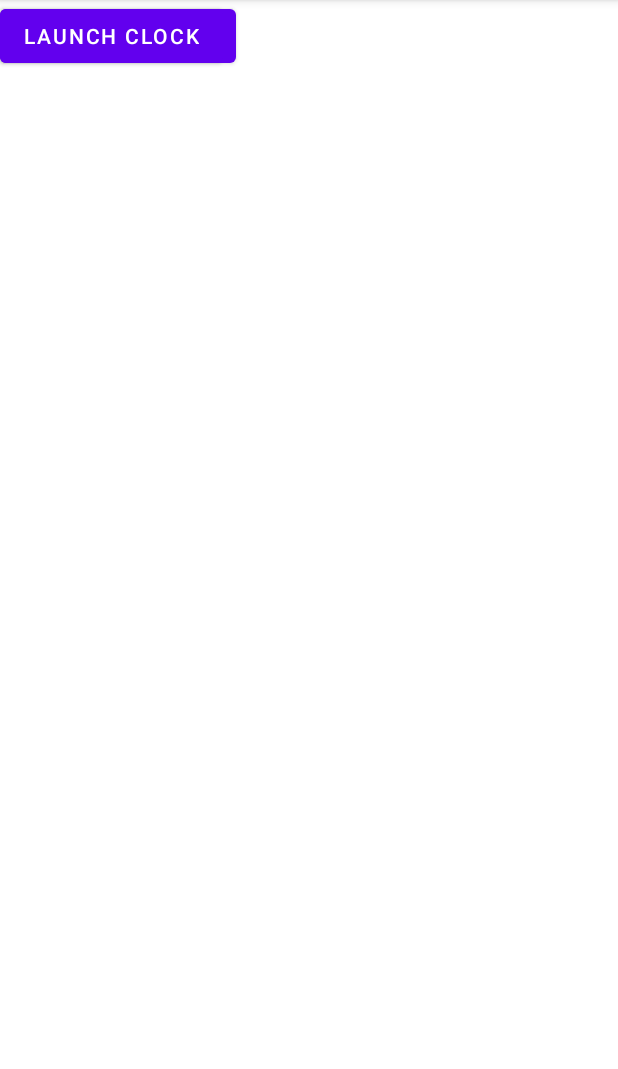
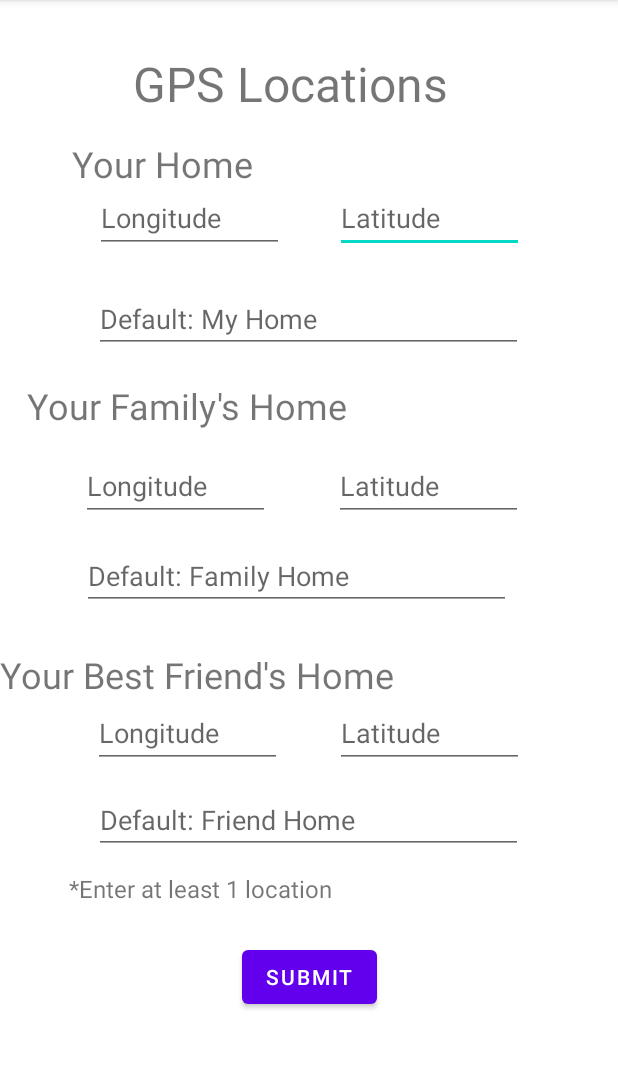
Before and after one commit to CSE-110-Winter-2023/cse-110-project-cse-110-team-22, an Android app: the screen it shows after launch (MainActivity), on a phone screen of 412 x 824 dp, the part 84-1153 px from its top. Run offline under Robolectric (Android 15) with nearby library versions, the phone set to English and light mode, and no system bars.

Commit message:
inputUI1

```diff
--- a/app/src/main/java/edu/ucsd/cse110/cse110lab4part5/ClockActivity.java
+++ /dev/null
@@ -1,14 +0,0 @@
-package edu.ucsd.cse110.cse110lab4part5;
-
-import androidx.appcompat.app.AppCompatActivity;
-
-import android.os.Bundle;
-
-public class ClockActivity extends AppCompatActivity {
-
-    @Override
-    protected void onCreate(Bundle savedInstanceState) {
-        super.onCreate(savedInstanceState);
-        setContentView(R.layout.activity_clock);
-    }
-}
--- a/app/src/main/java/edu/ucsd/cse110/cse110lab4part5/MainActivity.java
+++ b/app/src/main/java/edu/ucsd/cse110/cse110lab4part5/MainActivity.java
@@ -11,16 +11,10 @@ public class MainActivity extends AppCompatActivity {
     @Override
     protected void onCreate(Bundle savedInstanceState) {
         super.onCreate(savedInstanceState);
-        setContentView(R.layout.activity_main);
+        setContentView(R.layout.activity_input_coordinate);
+    }
+    public void submit_alert(View view) {
+        Utilities.showAlert(this, "Testing");
     }
 
-    public void goToRotate(View view) {
-        Intent intent = new Intent(this, RotateActivity.class);
-        startActivity(intent);
-    }
-
-    public void goToClock(View view) {
-        Intent intent = new Intent(this, ClockActivity.class);
-        startActivity(intent);
-    }
 }
--- /dev/null
+++ b/app/src/main/java/edu/ucsd/cse110/cse110lab4part5/Utilities.java
@@ -0,0 +1,26 @@
+package edu.ucsd.cse110.cse110lab4part5;
+
+
+import android.app.Activity;
+import android.app.AlertDialog;
+
+import java.util.Optional;
+
+
+public class Utilities {
+    public static void showAlert(Activity activity, String message){
+        AlertDialog.Builder alertBuilder = new AlertDialog.Builder(activity);
+
+        alertBuilder.setTitle("Alert!")
+                .setMessage(message)
+                .setPositiveButton("Ok",(dialog, id) -> {
+            dialog.cancel();
+        })
+            .setCancelable(true);
+
+        AlertDialog alertDialog = alertBuilder.create();
+        alertDialog.show();
+
+    }
+
+}
--- a/app/src/main/java/edu/ucsd/cse110/cse110lab4part5/RotateActivity.java
+++ b/app/src/main/java/edu/ucsd/cse110/cse110lab4part5/inputCoordinateActivity.java
@@ -1,14 +1,15 @@
 package edu.ucsd.cse110.cse110lab4part5;
+
+import android.os.Bundle;
 
 import androidx.appcompat.app.AppCompatActivity;
 
-import android.os.Bundle;
-
-public class RotateActivity extends AppCompatActivity {
+public class inputCoordinateActivity extends AppCompatActivity {
 
     @Override
     protected void onCreate(Bundle savedInstanceState) {
         super.onCreate(savedInstanceState);
-        setContentView(R.layout.activity_rotate);
+        setContentView(R.layout.activity_input_coordinate);
     }
+
 }
--- a/app/src/main/res/layout/activity_clock.xml
+++ /dev/null
@@ -1,25 +0,0 @@
-<?xml version="1.0" encoding="utf-8"?>
-<androidx.constraintlayout.widget.ConstraintLayout xmlns:android="http://schemas.android.com/apk/res/android"
-    xmlns:app="http://schemas.android.com/apk/res-auto"
-    xmlns:tools="http://schemas.android.com/tools"
-    android:layout_width="0dp"
-    android:layout_height="0dp"
-    android:layout_constraintDimensionRatio="1"
-    tools:context=".ClockActivity">
-
-    <ImageView
-        android:id="@+id/clockface"
-        android:layout_width="wrap_content"
-        android:layout_height="wrap_content"
-        app:srcCompat="@drawable/clock_face"
-        tools:layout_editor_absoluteX="0dp"
-        tools:layout_editor_absoluteY="0dp" />
-
-    <ImageView
-        android:id="@+id/sadandroid"
-        android:layout_width="153dp"
-        android:layout_height="197dp"
-        app:srcCompat="@drawable/sad_android"
-        tools:layout_editor_absoluteX="85dp"
-        tools:layout_editor_absoluteY="457dp" />
-</androidx.constraintlayout.widget.ConstraintLayout>
--- /dev/null
+++ b/app/src/main/res/layout/activity_input_coordinate.xml
@@ -0,0 +1,218 @@
+<?xml version="1.0" encoding="utf-8"?>
+<androidx.constraintlayout.widget.ConstraintLayout xmlns:android="http://schemas.android.com/apk/res/android"
+    xmlns:app="http://schemas.android.com/apk/res-auto"
+    xmlns:tools="http://schemas.android.com/tools"
+    android:layout_width="match_parent"
+    android:layout_height="match_parent"
+    tools:context=".inputCoordinateActivity">
+
+
+    <EditText
+        android:id="@+id/latitude_home"
+        android:layout_width="126dp"
+        android:layout_height="46dp"
+        android:ems="10"
+        android:hint="Latitude"
+        android:inputType="textPersonName"
+        app:layout_constraintBottom_toBottomOf="parent"
+        app:layout_constraintEnd_toEndOf="parent"
+        app:layout_constraintHorizontal_bias="0.782"
+        app:layout_constraintStart_toStartOf="parent"
+        app:layout_constraintTop_toTopOf="parent"
+        app:layout_constraintVertical_bias="0.17" />
+
+    <EditText
+        android:id="@+id/longitude_home"
+        android:layout_width="126dp"
+        android:layout_height="46dp"
+        android:ems="10"
+        android:hint="Longitude"
+        android:inputType="textPersonName"
+        app:layout_constraintBottom_toBottomOf="parent"
+        app:layout_constraintEnd_toEndOf="parent"
+        app:layout_constraintHorizontal_bias="0.221"
+        app:layout_constraintStart_toStartOf="parent"
+        app:layout_constraintTop_toTopOf="parent"
+        app:layout_constraintVertical_bias="0.17" />
+
+    <EditText
+        android:id="@+id/label_name"
+        android:layout_width="286dp"
+        android:layout_height="45dp"
+        android:ems="10"
+        android:hint="Default: My Home"
+        android:inputType="textPersonName"
+        app:layout_constraintBottom_toBottomOf="parent"
+        app:layout_constraintEnd_toEndOf="parent"
+        app:layout_constraintHorizontal_bias="0.496"
+        app:layout_constraintStart_toStartOf="parent"
+        app:layout_constraintTop_toTopOf="parent"
+        app:layout_constraintVertical_bias="0.263" />
+
+    <Button
+        android:id="@+id/submit"
+        android:layout_width="wrap_content"
+        android:layout_height="wrap_content"
+        android:text="Submit"
+        android:onClick="submit_alert"
+        app:layout_constraintBottom_toBottomOf="parent"
+        app:layout_constraintEnd_toEndOf="parent"
+        app:layout_constraintStart_toStartOf="parent"
+        app:layout_constraintTop_toTopOf="parent"
+        app:layout_constraintVertical_bias="0.871"
+        tools:ignore="OnClick" />
+
+
+    <EditText
+        android:id="@+id/latitude_family"
+        android:layout_width="126dp"
+        android:layout_height="46dp"
+        android:ems="10"
+        android:hint="Latitude"
+        android:inputType="textPersonName"
+        app:layout_constraintBottom_toBottomOf="parent"
+        app:layout_constraintEnd_toEndOf="parent"
+        app:layout_constraintHorizontal_bias="0.778"
+        app:layout_constraintStart_toStartOf="parent"
+        app:layout_constraintTop_toTopOf="parent"
+        app:layout_constraintVertical_bias="0.417" />
+
+    <EditText
+        android:id="@+id/longitude_friend"
+        android:layout_width="126dp"
+        android:layout_height="46dp"
+        android:ems="10"
+        android:hint="Longitude"
+        android:inputType="textPersonName"
+        app:layout_constraintBottom_toBottomOf="parent"
+        app:layout_constraintEnd_toEndOf="parent"
+        app:layout_constraintHorizontal_bias="0.217"
+        app:layout_constraintStart_toStartOf="parent"
+        app:layout_constraintTop_toTopOf="parent"
+        app:layout_constraintVertical_bias="0.645" />
+
+    <EditText
+        android:id="@+id/label_family"
+        android:layout_width="286dp"
+        android:layout_height="45dp"
+        android:ems="10"
+        android:hint="Default: Family Home"
+        android:inputType="textPersonName"
+        app:layout_constraintBottom_toBottomOf="parent"
+        app:layout_constraintEnd_toEndOf="parent"
+        app:layout_constraintHorizontal_bias="0.432"
+        app:layout_constraintStart_toStartOf="parent"
+        app:layout_constraintTop_toTopOf="parent" />
+
+    <EditText
+        android:id="@+id/latitude_friend"
+        android:layout_width="126dp"
+        android:layout_height="46dp"
+        android:ems="10"
+        android:hint="Latitude"
+        android:inputType="textPersonName"
+        app:layout_constraintBottom_toBottomOf="parent"
+        app:layout_constraintEnd_toEndOf="parent"
+        app:layout_constraintHorizontal_bias="0.782"
+        app:layout_constraintStart_toStartOf="parent"
+        app:layout_constraintTop_toTopOf="parent"
+        app:layout_constraintVertical_bias="0.645" />
+
+    <EditText
+        android:id="@+id/longitude_family"
+        android:layout_width="126dp"
+        android:layout_height="46dp"
+        android:ems="10"
+        android:hint="Longitude"
+        android:inputType="textPersonName"
+        app:layout_constraintBottom_toBottomOf="parent"
+        app:layout_constraintEnd_toEndOf="parent"
+        app:layout_constraintHorizontal_bias="0.189"
+        app:layout_constraintStart_toStartOf="parent"
+        app:layout_constraintTop_toTopOf="parent"
+        app:layout_constraintVertical_bias="0.417" />
+
+    <EditText
+        android:id="@+id/label_friend"
+        android:layout_width="286dp"
+        android:layout_height="45dp"
+        android:ems="10"
+        android:hint="Default: Friend Home"
+        android:inputType="textPersonName"
+        app:layout_constraintBottom_toBottomOf="parent"
+        app:layout_constraintEnd_toEndOf="parent"
+        app:layout_constraintHorizontal_bias="0.496"
+        app:layout_constraintStart_toStartOf="parent"
+        app:layout_constraintTop_toTopOf="parent"
+        app:layout_constraintVertical_bias="0.725" />
+
+    <TextView
+        android:id="@+id/gps_location"
+        android:layout_width="wrap_content"
+        android:layout_height="wrap_content"
+        android:layout_marginStart="151dp"
+        android:layout_marginTop="25dp"
+        android:layout_marginEnd="176dp"
+        android:layout_marginBottom="7dp"
+        android:text="GPS Locations"
+        android:textSize="32dp"
+        app:layout_constraintBottom_toTopOf="@+id/your_home"
+        app:layout_constraintEnd_toEndOf="parent"
+        app:layout_constraintStart_toStartOf="parent"
+        app:layout_constraintTop_toTopOf="parent" />
+
+    <TextView
+        android:id="@+id/your_home"
+        android:layout_width="165dp"
+        android:layout_height="30dp"
+        android:text="Your Home"
+        android:textSize="24dp"
+        app:layout_constraintBottom_toTopOf="@+id/latitude_home"
+        app:layout_constraintEnd_toEndOf="parent"
+        app:layout_constraintHorizontal_bias="0.195"
+        app:layout_constraintStart_toStartOf="parent"
+        app:layout_constraintTop_toTopOf="parent"
+        app:layout_constraintVertical_bias="1.0" />
+
+    <TextView
+        android:id="@+id/textView2"
+        android:layout_width="wrap_content"
+        android:layout_height="wrap_content"
+        android:layout_marginStart="63dp"
+        android:layout_marginTop="23dp"
+        android:layout_marginEnd="225dp"
+        android:layout_marginBottom="19dp"
+        android:text="Your Family's Home"
+        android:textSize="24sp"
+        app:layout_constraintBottom_toTopOf="@+id/longitude_family"
+        app:layout_constraintEnd_toEndOf="parent"
+        app:layout_constraintStart_toStartOf="parent"
+        app:layout_constraintTop_toBottomOf="@+id/label_name" />
+
+    <TextView
+        android:id="@+id/textView3"
+        android:layout_width="0dp"
+        android:layout_height="wrap_content"
+        android:text="Your Best Friend's Home"
+        android:textSize="24sp"
+        app:layout_constraintBottom_toTopOf="@+id/longitude_friend"
+        app:layout_constraintEnd_toEndOf="parent"
+        app:layout_constraintHorizontal_bias="1.0"
+        app:layout_constraintStart_toStartOf="parent"
+        app:layout_constraintTop_toBottomOf="@+id/label_friend"
+        app:layout_constraintVertical_bias="1.0" />
+
+    <TextView
+        android:id="@+id/textView4"
+        android:layout_width="wrap_content"
+        android:layout_height="wrap_content"
+        android:text="*Enter at least 1 location"
+        android:textSize="16sp"
+        app:layout_constraintBottom_toTopOf="@+id/submit"
+        app:layout_constraintEnd_toEndOf="parent"
+        app:layout_constraintHorizontal_bias="0.194"
+        app:layout_constraintStart_toStartOf="parent"
+        app:layout_constraintTop_toBottomOf="@+id/label_family"
+        app:layout_constraintVertical_bias="0.881" />
+
+</androidx.constraintlayout.widget.ConstraintLayout>
--- a/app/src/main/res/layout/activity_main.xml
+++ b/app/src/main/res/layout/activity_main.xml
@@ -6,22 +6,5 @@
     android:layout_height="match_parent"
     tools:context=".MainActivity">
 
-    <Button
-        android:id="@+id/buttonClock"
-        android:layout_width="wrap_content"
-        android:layout_height="wrap_content"
-        android:onClick="goToRotate"
-        android:text="Launch Rotate"
-        tools:layout_editor_absoluteX="126dp"
-        tools:layout_editor_absoluteY="408dp" />
-
-    <Button
-        android:id="@+id/buttonRotate"
-        android:layout_width="wrap_content"
-        android:layout_height="wrap_content"
-        android:onClick="goToClock"
-        android:text="Launch Clock"
-        tools:layout_editor_absoluteX="126dp"
-        tools:layout_editor_absoluteY="250dp" />
 
 </androidx.constraintlayout.widget.ConstraintLayout>
--- a/app/src/main/res/layout/activity_rotate.xml
+++ /dev/null
@@ -1,22 +0,0 @@
-<?xml version="1.0" encoding="utf-8"?>
-<androidx.constraintlayout.widget.ConstraintLayout xmlns:android="http://schemas.android.com/apk/res/android"
-    xmlns:app="http://schemas.android.com/apk/res-auto"
-    xmlns:tools="http://schemas.android.com/tools"
-    android:layout_width="match_parent"
-    android:layout_height="match_parent"
-    tools:context=".RotateActivity">
-
-    <Button
-        android:id="@+id/button"
-        android:layout_width="0dp"
-        android:layout_height="0dp"
-        android:layout_marginStart="128dp"
-        android:layout_marginTop="128dp"
-        android:layout_marginEnd="128dp"
-        android:layout_marginBottom="128dp"
-        android:text="I hate android development"
-        app:layout_constraintBottom_toBottomOf="parent"
-        app:layout_constraintEnd_toEndOf="parent"
-        app:layout_constraintStart_toStartOf="parent"
-        app:layout_constraintTop_toTopOf="parent" />
-</androidx.constraintlayout.widget.ConstraintLayout>
```
Also changed, not shown: app/src/main/AndroidManifest.xml (+0 -14 lines).
